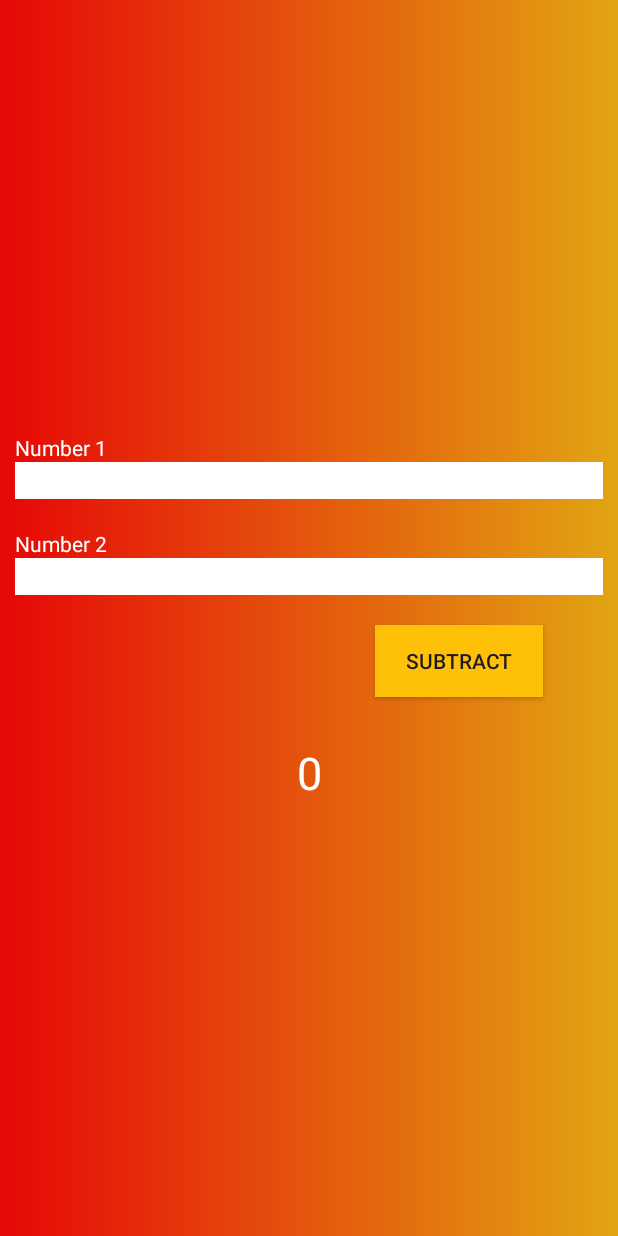
After one commit to HarryThomas107/New-Calculator, an Android app: the Subtraction screen opened directly, with no data from a screen before it, on a phone screen of 412 x 824 dp. The commit adds this screen. Run offline under Robolectric (Android 15) with nearby library versions, the phone set to English and light mode, and no system bars.

Commit message:
Subtraction finished

```diff
--- /dev/null
+++ b/app/src/main/java/com/example/newcalculatorapp/Subtraction.java
@@ -0,0 +1,48 @@
+package com.example.newcalculatorapp;
+
+import android.os.Bundle;
+import android.view.View;
+import android.widget.Button;
+import android.widget.EditText;
+import android.widget.TextView;
+
+import androidx.activity.EdgeToEdge;
+import androidx.appcompat.app.AppCompatActivity;
+import androidx.core.graphics.Insets;
+import androidx.core.view.ViewCompat;
+import androidx.core.view.WindowInsetsCompat;
+
+public class Subtraction extends AppCompatActivity {
+
+
+    EditText e3,e4;
+    Button b6;
+    TextView t2;
+    String getNum1,getNum2,result;
+    int num1,num2,sub;
+    @Override
+    protected void onCreate(Bundle savedInstanceState) {
+        super.onCreate(savedInstanceState);
+        EdgeToEdge.enable(this);
+        setContentView(R.layout.activity_subtraction);
+
+        e3=(EditText) findViewById(R.id.et3);
+        e4=(EditText) findViewById(R.id.et4);
+        b6=(Button) findViewById(R.id.bt6);
+        t2=(TextView) findViewById(R.id.resToDisp2);
+
+        b6.setOnClickListener(new View.OnClickListener() {
+            @Override
+            public void onClick(View v) {
+                getNum1=e3.getText().toString();
+                getNum2=e4.getText().toString();
+                num1=Integer.parseInt(getNum1);
+                num2=Integer.parseInt(getNum2);
+                sub=num1-num2;
+                result=String.valueOf(sub);
+                t2.setText(result);
+            }
+        });
+
+    }
+}
--- /dev/null
+++ b/app/src/main/res/layout/activity_subtraction.xml
@@ -0,0 +1,56 @@
+<LinearLayout android:layout_height="match_parent"
+    android:background="@drawable/bg"
+    android:gravity="center"
+    android:orientation="vertical"
+    android:layout_width="match_parent"
+    xmlns:android="http://schemas.android.com/apk/res/android">
+    <TextView
+        android:text="Number 1"
+        android:layout_marginLeft="10dp"
+        android:layout_marginRight="10dp"
+        android:textColor="#FFFFFF"
+        android:layout_width="match_parent"
+        android:layout_height="wrap_content"/>
+    <EditText
+        android:id="@+id/et3"
+        android:inputType="number"
+        android:background="#FFFFFF"
+        android:layout_marginLeft="10dp"
+        android:layout_marginRight="10dp"
+        android:layout_marginBottom="20dp"
+        android:layout_width="match_parent"
+        android:layout_height="wrap_content"/>
+    <TextView
+        android:text="Number 2"
+        android:layout_marginLeft="10dp"
+        android:layout_marginRight="10dp"
+        android:textColor="#FFFFFF"
+        android:layout_width="match_parent"
+        android:layout_height="wrap_content"/>
+    <EditText
+        android:id="@+id/et4"
+        android:inputType="number"
+        android:background="#FFFFFF"
+        android:layout_marginLeft="10dp"
+        android:layout_marginRight="10dp"
+        android:layout_marginBottom="20dp"
+        android:layout_width="match_parent"
+        android:layout_height="wrap_content"/>
+    <androidx.appcompat.widget.AppCompatButton
+        android:id="@+id/bt6"
+        android:text="Subtract"
+        android:background="#FFC107"
+        android:layout_marginRight="100dp"
+        android:layout_marginLeft="200dp"
+        android:layout_width="match_parent"
+        android:layout_height="wrap_content"/>
+    <TextView
+        android:id="@+id/resToDisp2"
+        android:text="0"
+        android:layout_marginTop="30dp"
+        android:textColor="#FFFFFF"
+        android:textSize="30dp"
+        android:gravity="center"
+        android:layout_width="match_parent"
+        android:layout_height="wrap_content"/>
+</LinearLayout>
```
Also changed, not shown: app/src/main/AndroidManifest.xml (+9 -0 lines), app/src/main/java/com/example/newcalculatorapp/Division.java (added, +24 -0 lines), app/src/main/java/com/example/newcalculatorapp/MainActivity.java (+8 -0 lines), app/src/main/java/com/example/newcalculatorapp/Multiplication.java (added, +24 -0 lines), app/src/main/res/layout/activity_division.xml (added, +10 -0 lines), app/src/main/res/layout/activity_multiplication.xml (added, +10 -0 lines).
